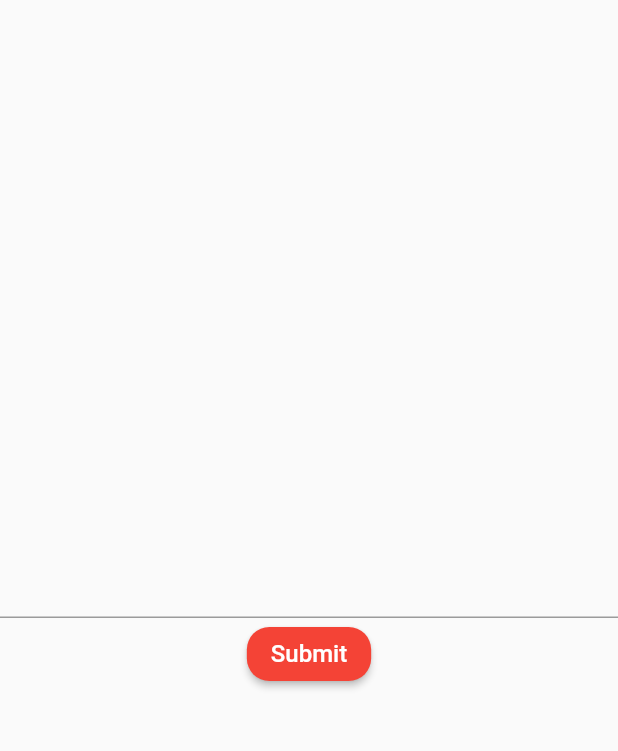
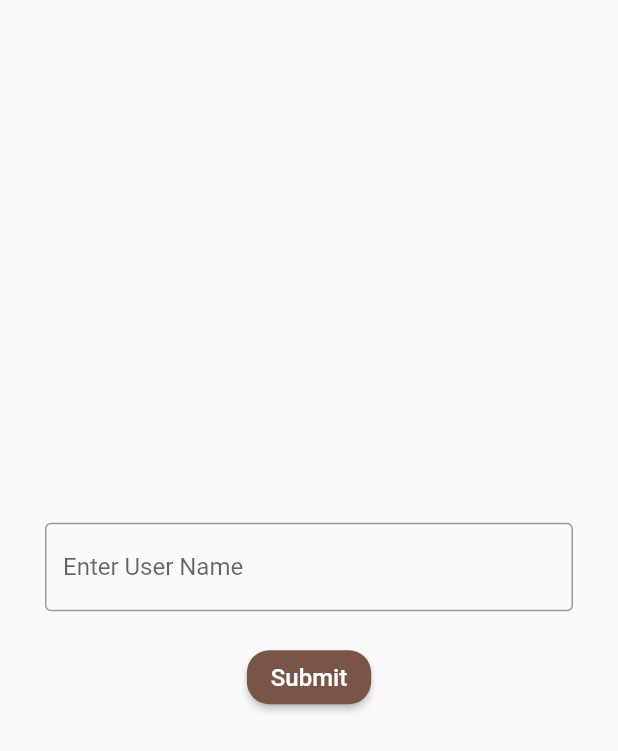
Before and after one commit to kyungminlee-12/2021-Solux-Project-MohanunGoyang, a Flutter app: the setProfile screen opened directly, on a phone screen of 412 x 824 dp. Shown: the top 751 px of the screen. Run offline on Flutter 3.47's test engine with Material 2 defaults, Android fonts, the phone set to English and light mode, and no system bars; our stand-ins replace carousel_slider, cloud_firestore, firebase_auth, firebase_core, get; missing offline and left inert: dart:html; accounts and stored records are empty.

```diff
--- a/lib/screen/mypage_screen.dart
+++ b/lib/screen/mypage_screen.dart
@@ -10,6 +10,8 @@ class MyPageScreen extends StatefulWidget {
 }
 
 class _MyPageScreenState extends State<MyPageScreen> {
+  User? user = FirebaseAuth.instance.currentUser;
+
   @override
   void initState() {
     super.initState();
@@ -32,7 +34,7 @@ class _MyPageScreenState extends State<MyPageScreen> {
               height: size.height * 0.02,
             ),
             Text(
-              "ID",
+              user!.displayName.toString(),
               style: TextStyle(fontSize: 20),
             ),
             SizedBox(
--- a/lib/screen/setProfile_screen.dart
+++ b/lib/screen/setProfile_screen.dart
@@ -13,15 +13,9 @@ class _setProfileState extends State<setProfile> {
   User? user = FirebaseAuth.instance.currentUser;
 
   submitUserName() {
-    // final CollectionReference userCollection =
-    //     FirebaseFirestore.instance.collection('users');
-    // userCollection.doc(user!.uid).set({
-    //   'name': userNameController.text,
-    // });
     final form = _formKey.currentState;
     if (form!.validate()) {
       form.save();
-      // user!.updateDisplayName(userNameController.text);
       user!.reload();
     }
     Navigator.pop(context);
@@ -40,6 +34,7 @@ class _setProfileState extends State<setProfile> {
       mainAxisAlignment: MainAxisAlignment.center,
       children: [
         Container(
+          padding: EdgeInsets.symmetric(horizontal: 30),
           child: Form(
               key: _formKey,
               child: TextFormField(
@@ -53,9 +48,24 @@ class _setProfileState extends State<setProfile> {
                     return null;
                   }
                 },
-                // onSaved: (value) => user!.displayName = value!,
+                decoration: InputDecoration(
+                  hintText: "Enter User Name",
+                  border: OutlineInputBorder(
+                    borderSide: BorderSide(
+                      color: Colors.brown,
+                    ),
+                  ),
+                  focusedBorder: OutlineInputBorder(
+                    borderSide: BorderSide(
+                      color: Colors.brown,
+                    ),
+                  ),
+                ),
                 onSaved: (value) => user!.updateDisplayName(value),
               )),
+        ),
+        SizedBox(
+          height: 20,
         ),
         ElevatedButton(
             child: Text(
@@ -63,15 +73,10 @@ class _setProfileState extends State<setProfile> {
               style: TextStyle(fontSize: 16),
             ),
             style: ElevatedButton.styleFrom(
-              primary: Colors.red,
+              primary: Colors.brown,
               shape: RoundedRectangleBorder(
                   borderRadius: BorderRadius.circular(15)),
             ),
-            // onPressed: () {
-            //   if (_formKey.currentState!.validate()) {
-            //     submitUserName();
-            //   }
-            // }),
             onPressed: submitUserName),
       ],
     ));
```
Also changed, not shown: lib/main.dart (+2 -14 lines), lib/screen/board_detail_screen.dart (added, +89 -0 lines), lib/screen/document_view.dart (+8 -0 lines), lib/screen/main_screen.dart (deleted, +0 -40 lines).
